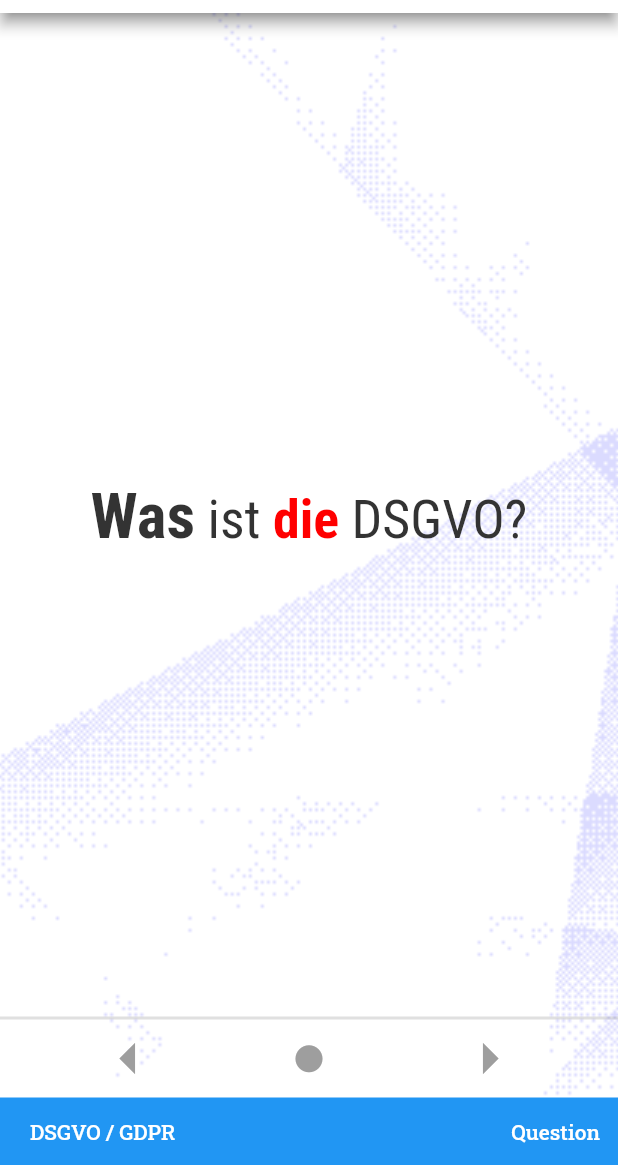
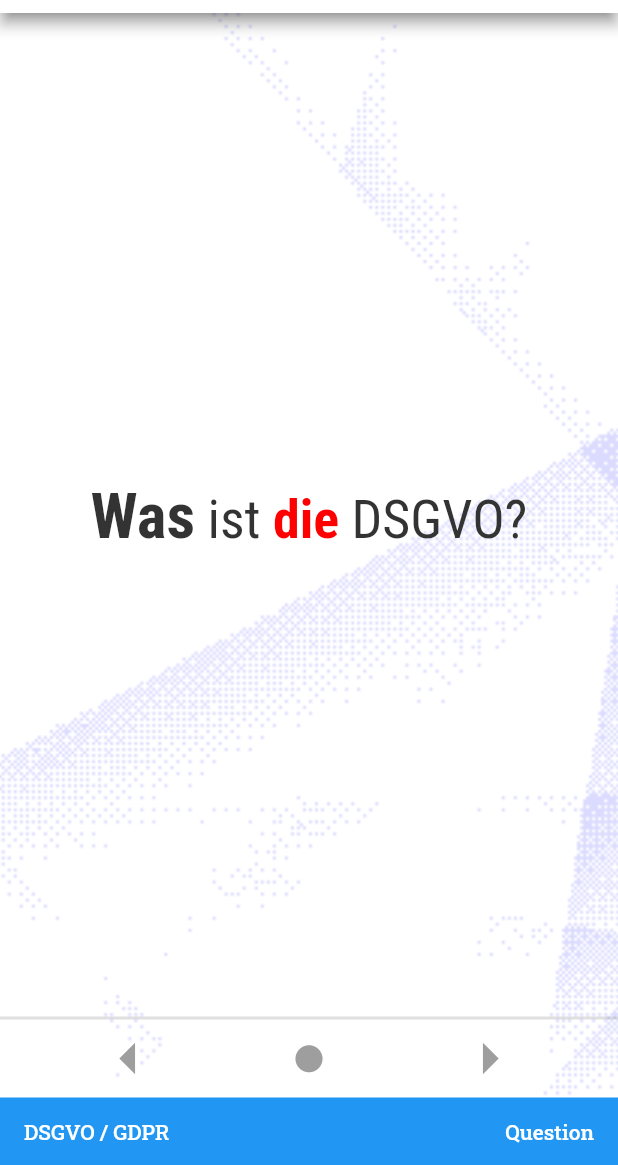
Before and after one commit to iwilfried/Flutter-Flashcards-Portrait, a Flutter app: the screen it shows after launch, after a tap on the "arrow forward" icon, after a tap on "Start Studying", on a phone screen of 412 x 824 dp, the part 71-1236 px from its top. Run offline on Flutter 3.47's test engine with Material 2 defaults, Android fonts, the phone set to English and light mode, and no system bars; drawn by our look-alikes of flip_card, styled_text; our stand-ins replace auto_size_text, flutter_riverpod, google_fonts, shared_preferences.

Commit message:
last updates

```diff
--- a/lib/screens/categories_screen.dart
+++ b/lib/screens/categories_screen.dart
@@ -21,29 +21,32 @@ class CategoriesScreen extends ConsumerStatefulWidget {
 }
 
 class _CategoriesScreenState extends ConsumerState<CategoriesScreen> {
+  int selected = -1;
+
   @override
   Widget build(BuildContext context) {
-    bool isPortrait =
-        MediaQuery.of(context).orientation == Orientation.portrait;
     return Scaffold(
         body: Container(
-      width: MediaQuery.of(context).size.width,
-      height: MediaQuery.of(context).size.height,
-      decoration: BoxDecoration(
-          image: DecorationImage(
-              colorFilter: ColorFilter.mode(
-                  Theme.of(context).backgroundColor.withOpacity(0.9),
-                  BlendMode.darken),
-              image: AssetImage(isPortrait
-                  ? "assets/images/backPortrait.png"
-                  : "assets/images/backLandscape.png"),
-              fit: BoxFit.cover)),
       padding: const EdgeInsets.all(10),
       child: ListView.builder(
           itemCount: widget.categories.length,
           itemBuilder: (context, index) {
             return Card(
               child: ExpansionTile(
+                key: GlobalKey(),
+                initiallyExpanded: index == selected,
+                onExpansionChanged: ((newState) {
+                  if (newState) {
+                    setState(() {
+                      const Duration(seconds: 20000);
+                      selected = index;
+                    });
+                  } else {
+                    setState(() {
+                      selected = -1;
+                    });
+                  }
+                }),
                 tilePadding: const EdgeInsets.all(20),
                 title: SizedBox(
                   width: MediaQuery.of(context).size.width,
--- a/lib/screens/main_screen.dart
+++ b/lib/screens/main_screen.dart
@@ -96,7 +96,7 @@ class _MainScreenState extends ConsumerState<MainScreen> {
                   flex: 2,
                   child: Center(
                     child: AutoSizeText(
-                        page == 0 ? "Accelerated Learning" : "Select Category",
+                        page == 0 ? "Accelerated Learning" : "FlashDecks",
                         maxLines: 1,
                         style: GoogleFonts.roboto(
                             textStyle: TextStyle(
@@ -120,8 +120,8 @@ class _MainScreenState extends ConsumerState<MainScreen> {
                       itemBuilder: (BuildContext context) {
                         return {
                           Theme.of(context).brightness == Brightness.light
-                              ? 'enable dark mode'
-                              : 'disable dark mode'
+                              ? 'Dark mode'
+                              : 'Light mode'
                         }.map((String choice) {
                           return PopupMenuItem<String>(
                             value: choice,
--- a/lib/screens/slides_screen.dart
+++ b/lib/screens/slides_screen.dart
@@ -92,9 +92,16 @@ class _MainScreenState extends ConsumerState<SlidesScreen> {
                 child: Row(
                   mainAxisAlignment: MainAxisAlignment.start,
                   children: [
-                    SizedBox(
+                    InkWell(
+                      onTap: () => Navigator.pushReplacement(
+                        context,
+                        MaterialPageRoute(
+                            builder: (context) => const MainScreen()),
+                      ),
+                      child: SizedBox(
                         height: 30,
                         child: Image.asset('assets/images/LogoMaster.png'),
+                      ),
                     ),
                   ],
                 ),
@@ -152,7 +159,7 @@ class _MainScreenState extends ConsumerState<SlidesScreen> {
                         Icons.more_vert,
                         color: Theme.of(context).primaryColor,
                       ),
-                      onSelected: (String value) => value == 'Categories'
+                      onSelected: (String value) => value == 'FlashDecks'
                           ? Navigator.pushReplacement(
                               context,
                               MaterialPageRoute(
@@ -164,9 +171,9 @@ class _MainScreenState extends ConsumerState<SlidesScreen> {
                       itemBuilder: (BuildContext context) {
                         return {
                           Theme.of(context).brightness == Brightness.light
-                              ? 'enable dark mode'
-                              : 'disable dark mode, Categories',
-                          'Categories'
+                              ? 'Dark mode'
+                              : 'Light mode, Categories',
+                          'FlashDecks'
                         }.map((String choice) {
                           return PopupMenuItem<String>(
                             value: choice,
@@ -205,14 +212,12 @@ class _MainScreenState extends ConsumerState<SlidesScreen> {
             ),
           ),
           Container(
-            padding: const EdgeInsets.only(left: 20, right: 12),
+            padding: const EdgeInsets.symmetric(horizontal: 16),
             color: Colors.blue,
             width: double.infinity,
             height: 45,
-            child: Row(
-                crossAxisAlignment: CrossAxisAlignment.center,
-                mainAxisAlignment: MainAxisAlignment.spaceBetween,
-                children: [
+            child:
+                Row(crossAxisAlignment: CrossAxisAlignment.center, children: [
               Text(widget.categoryName,
                   style: GoogleFonts.robotoSlab(
                     textStyle: GoogleFonts.robotoSlab(
@@ -221,6 +226,7 @@ class _MainScreenState extends ConsumerState<SlidesScreen> {
                             fontSize: 14,
                             fontWeight: FontWeight.w500)),
                   )),
+              const Spacer(),
               Text(isQuestion ? "Question" : "Answer",
                   style: GoogleFonts.robotoSlab(
                     textStyle: GoogleFonts.robotoSlab(
```
Lines whose indentation alone changed are shown as unchanged.
